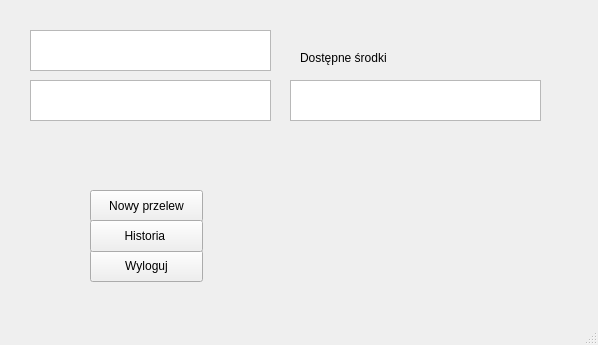
Gierlaszek/Banking-System-Sym, file MAIN_MENU/user_window.ui: the form before one commit.
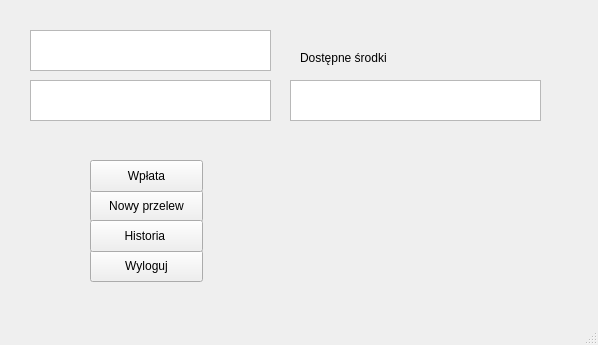
The form after the commit.

Commit message: Zrobiony caly user window

Patch:
```diff
--- a/MAIN_MENU/user_window.ui
+++ b/MAIN_MENU/user_window.ui
@@ -114,6 +114,19 @@
      <string>Dostępne środki</string>
     </property>
    </widget>
+   <widget class="QPushButton" name="pushButton_payment">
+    <property name="geometry">
+     <rect>
+      <x>90</x>
+      <y>160</y>
+      <width>113</width>
+      <height>32</height>
+     </rect>
+    </property>
+    <property name="text">
+     <string>Wpłata</string>
+    </property>
+   </widget>
   </widget>
   <widget class="QMenuBar" name="menubar">
    <property name="geometry">
```
The commit also changes 23 other files.
